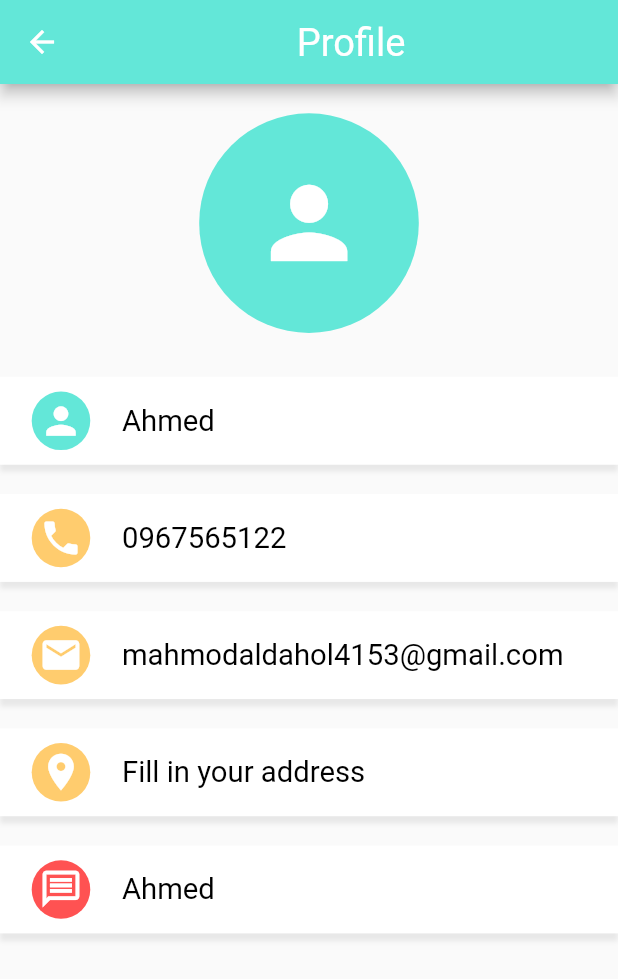
After one commit to mahmodDAHOL/delivery-mobile-app, a Flutter app: the AccountPage screen opened directly, on a phone screen of 412 x 824 dp. The commit adds this screen. Shown: the top 979 px of the screen. Run offline on Flutter 3.47's test engine with Material 2 defaults, Android fonts, the phone set to English and light mode, and no system bars; our stand-ins replace dots_indicator, get, persistent_bottom_nav_bar, shared_preferences; accounts and stored records are empty; network calls fail.

Commit message:
7:18 >> add personal page

```diff
--- /dev/null
+++ b/lib/pages/account/account_page.dart
@@ -0,0 +1,124 @@
+import 'package:flutter/material.dart';
+import 'package:untitled/utils/colors.dart';
+import 'package:untitled/utils/widgets/appIcon.dart';
+import 'package:untitled/utils/widgets/big_text.dart';
+
+import '../../utils/dimensions.dart';
+import '../../utils/widgets/accont_widget.dart';
+
+class AccountPage extends StatelessWidget {
+  const AccountPage({Key? key}) : super(key: key);
+
+  @override
+  Widget build(BuildContext context) {
+    return Scaffold(
+      appBar: AppBar(
+        backgroundColor: AppColors.mainColor,
+        title: Center(
+          child: BigText(
+            text: "Profile",
+            size: Dimensions.font26,
+            color: Colors.white,
+          ),
+        ),
+      ),
+      body: Container(
+        margin: EdgeInsets.only(top: Dimensions.height20),
+        width: double.maxFinite,
+        child: Column(
+          children: [
+            // profile
+            AppIcon(
+              icon: Icons.person,
+              backgroundColor: AppColors.mainColor,
+              iconColor: Colors.white,
+              iconSize: Dimensions.icon26 * 3,
+              size: Dimensions.height15 * 10,
+            ),
+            SizedBox(
+              height: Dimensions.height30,
+            ),
+            Expanded(
+              child: SingleChildScrollView(
+                child: Column(
+                  children: [
+                    // name
+                    AccountWidget(
+                      appIcon: AppIcon(
+                        icon: Icons.person,
+                        backgroundColor: AppColors.mainColor,
+                        iconColor: Colors.white,
+                        iconSize: Dimensions.icon30,
+                        size: Dimensions.height40,
+                      ),
+                      bigText: BigText(text: "Ahmed"),
+                    ),
+                    SizedBox(
+                      height: Dimensions.height20,
+                    ),
+                    //phone
+                    AccountWidget(
+                      appIcon: AppIcon(
+                        icon: Icons.phone,
+                        backgroundColor: AppColors.yellowColor,
+                        iconColor: Colors.white,
+                        iconSize: Dimensions.icon30,
+                        size: Dimensions.height40,
+                      ),
+                      bigText: BigText(text: "0967565122"),
+                    ),
+                    SizedBox(
+                      height: Dimensions.height20,
+                    ),
+                    //email
+                    AccountWidget(
+                      appIcon: AppIcon(
+                        icon: Icons.email,
+                        backgroundColor: AppColors.yellowColor,
+                        iconColor: Colors.white,
+                        iconSize: Dimensions.icon30,
+                        size: Dimensions.height40,
+                      ),
+                      bigText: BigText(text: "mahmodaldahol4153@gmail.com"),
+                    ),
+                    SizedBox(
+                      height: Dimensions.height20,
+                    ),
+                    //address
+                    AccountWidget(
+                      appIcon: AppIcon(
+                        icon: Icons.location_on,
+                        backgroundColor: AppColors.yellowColor,
+                        iconColor: Colors.white,
+                        iconSize: Dimensions.icon30,
+                        size: Dimensions.height40,
+                      ),
+                      bigText: BigText(text: "Fill in your address"),
+                    ),
+                    SizedBox(
+                      height: Dimensions.height20,
+                    ),
+                    // message
+                    AccountWidget(
+                      appIcon: AppIcon(
+                        icon: Icons.message_outlined,
+                        backgroundColor: Colors.redAccent,
+                        iconColor: Colors.white,
+                        iconSize: Dimensions.icon30,
+                        size: Dimensions.height40,
+                      ),
+                      bigText: BigText(text: "Ahmed"),
+                    ),
+                    SizedBox(
+                      height: Dimensions.height20,
+                    )
+                  ],
+                ),
+              ),
+            )
+          ],
+        ),
+      ),
+    );
+  }
+}
--- a/lib/pages/home/home_page.dart
+++ b/lib/pages/home/home_page.dart
@@ -1,6 +1,7 @@
 import 'package:flutter/cupertino.dart';
 import 'package:flutter/material.dart';
 import 'package:persistent_bottom_nav_bar/persistent-tab-view.dart';
+import 'package:untitled/pages/account/account_page.dart';
 import 'package:untitled/pages/cart/cart_history.dart';
 import 'package:untitled/pages/home/main_food_page.dart';
 import 'package:untitled/utils/colors.dart';
@@ -33,7 +34,7 @@ class _HomePageState extends State<HomePage> {
       MainFoodPage(),
       Container(child: Center(child: Text("Next page"))),
       CartHistory(),
-      Container(child: Center(child: Text("Next Next Next page"))),
+      AccountPage()
     ];
   }
 
--- a/lib/pages/home/main_food_page.dart
+++ b/lib/pages/home/main_food_page.dart
@@ -1,9 +1,12 @@
 import 'package:flutter/material.dart';
+import 'package:get/get.dart';
 import 'package:untitled/utils/colors.dart';
 import 'package:untitled/utils/dimensions.dart';
 import 'package:untitled/utils/widgets/big_text.dart';
 import 'package:untitled/utils/widgets/small_text.dart';
 
+import '../../controller/popular_product_controller.dart';
+import '../../controller/recommended_controller.dart';
 import 'food_page_body.dart';
 
 class MainFoodPage extends StatefulWidget {
@@ -14,10 +17,15 @@ class MainFoodPage extends StatefulWidget {
 }
 
 class _MainFoodPageState extends State<MainFoodPage> {
+  Future<void> _loadResources() async {
+    await Get.find<PopularProductController>().getPopularProductList();
+    await Get.find<RecommendedProductController>().getRecommendedProductList();
+  }
+
   @override
   Widget build(BuildContext context) {
-    return Scaffold(
-      body: Column(children: [
+    return RefreshIndicator(
+        child: Column(children: [
           Container(
             margin: EdgeInsets.only(
                 top: Dimensions.height45, bottom: Dimensions.height15),
@@ -55,7 +63,8 @@ class _MainFoodPageState extends State<MainFoodPage> {
                         color: Colors.white,
                       ),
                       decoration: BoxDecoration(
-                      borderRadius: BorderRadius.circular(Dimensions.radius15),
+                        borderRadius:
+                            BorderRadius.circular(Dimensions.radius15),
                         color: AppColors.mainColor,
                       ),
                     ),
@@ -66,6 +75,6 @@ class _MainFoodPageState extends State<MainFoodPage> {
           ),
           Expanded(child: SingleChildScrollView(child: FoodPageBody()))
         ]),
-    );
+        onRefresh: _loadResources);
   }
 }
--- /dev/null
+++ b/lib/utils/widgets/accont_widget.dart
@@ -0,0 +1,37 @@
+import 'package:flutter/material.dart';
+import 'package:untitled/utils/dimensions.dart';
+import 'package:untitled/utils/widgets/big_text.dart';
+
+import 'appIcon.dart';
+
+class AccountWidget extends StatelessWidget {
+  final AppIcon appIcon;
+  final BigText bigText;
+  const AccountWidget({Key? key, required this.appIcon, required this.bigText})
+      : super(key: key);
+
+  @override
+  Widget build(BuildContext context) {
+    return Container(
+      padding: EdgeInsets.only(
+          left: Dimensions.width20,
+          top: Dimensions.height10,
+          bottom: Dimensions.height10),
+      child: Row(
+        children: [
+          appIcon,
+          SizedBox(
+            width: Dimensions.width20,
+          ),
+          bigText
+        ],
+      ),
+      decoration: BoxDecoration(color: Colors.white, boxShadow: [
+        BoxShadow(
+            blurRadius: 2,
+            offset: Offset(0, 5),
+            color: Colors.grey.withOpacity(0.2))
+      ]),
+    );
+  }
+}
```
Lines whose indentation alone changed are shown as unchanged.
